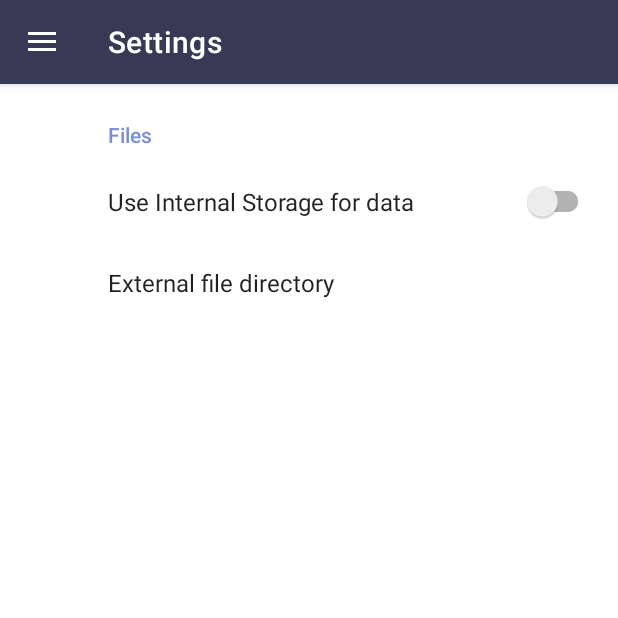
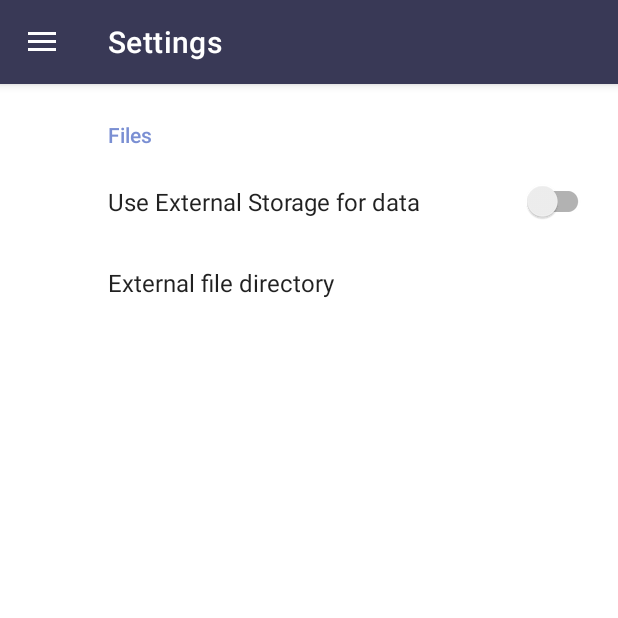
Before and after one commit to Maveo/ComickApp, an Android app: the screen it shows after launch (MainActivity), in the side drawer, after a tap on "Settings", on a phone screen of 412 x 824 dp, the top half of it. Run offline under Robolectric (Android 15) with nearby library versions, the phone set to English and light mode, and no system bars; our stand-ins replace androidx.preference, navigation-ui.

Commit message:
Update strings.xml

```diff
--- a/app/src/main/res/values/strings.xml
+++ b/app/src/main/res/values/strings.xml
@@ -30,6 +30,6 @@
 
     <string name="files_header">Files</string>
 
-    <string name="use_internal_files_title">Use Internal Storage for data</string>
+    <string name="use_internal_files_title">Use External Storage for data</string>
     <string name="external_file_path">External file directory</string>
 </resources>
```
